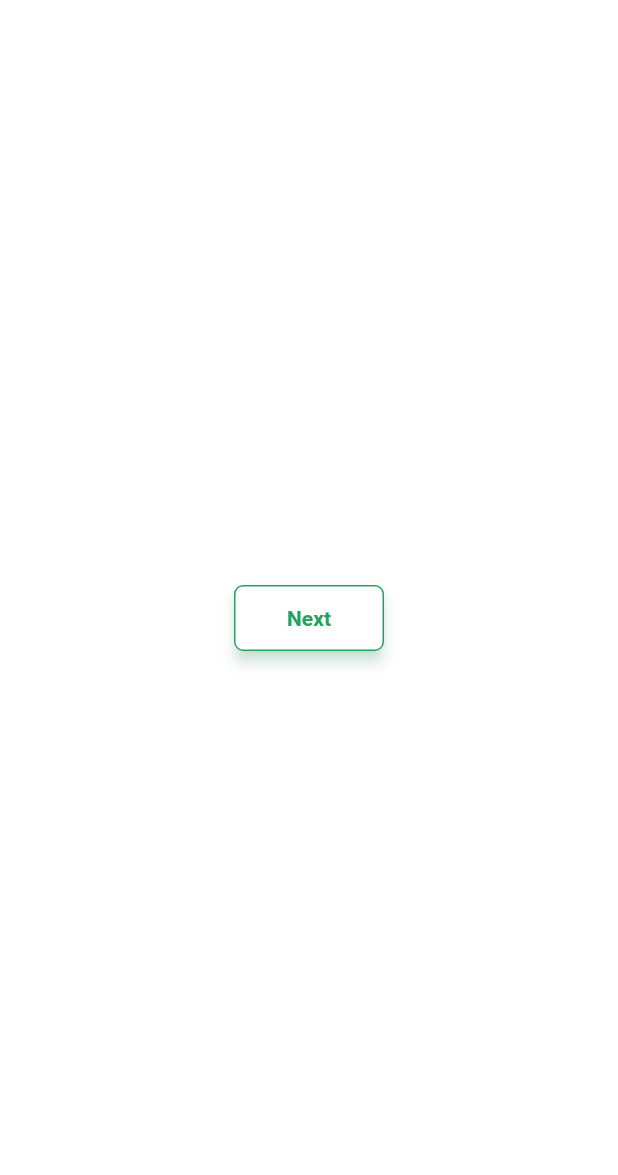
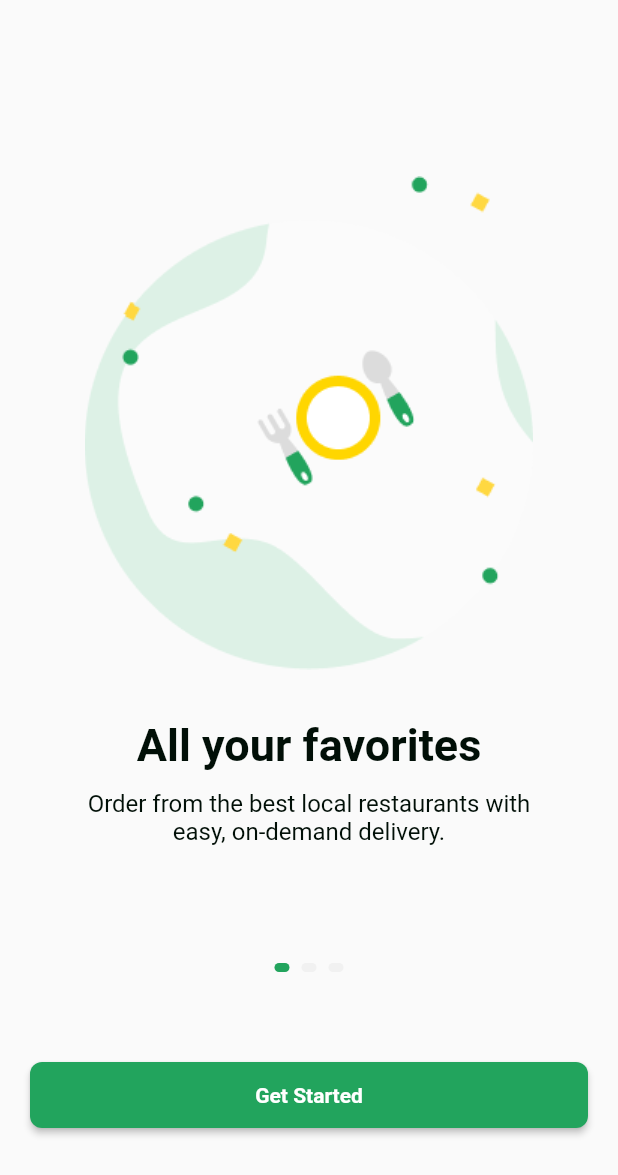
Before and after one commit to dothanhbinh41/food_app, a Flutter app: the screen it shows after launch, on a phone screen of 412 x 824 dp. Shown: the top 1175 px of the screen. Run offline on Flutter 3.47's test engine with Material 2 defaults, Android fonts, the phone set to English and light mode, and no system bars; drawn by our look-alikes of smooth_page_indicator; Roboto replaces fonts that are missing (SF Pro Display).

```diff
--- a/lib/pages/walkthrough.dart
+++ b/lib/pages/walkthrough.dart
@@ -1,17 +1,80 @@
-import 'package:flutter/cupertino.dart';
+import 'package:flutter/material.dart';
 import 'package:food_app/widgets/buttons.dart';
+import 'package:smooth_page_indicator/smooth_page_indicator.dart';
 
 import '../styles/colors.dart';
+import '../widgets/walkthrough_view.dart';
 
-class WalkthroughPage extends StatelessWidget {
+class WalkthroughPage extends StatefulWidget {
   const WalkthroughPage({Key? key}) : super(key: key);
 
   @override
+  State<StatefulWidget> createState() {
+    return WalkthroughState();
+  }
+}
+
+class WalkthroughState extends State<WalkthroughPage> {
+  double? current = 0;
+  PageController controller = PageController();
+  @override
+  void initState() {
+    super.initState();
+    controller.addListener(() {
+      setState(() {
+        current = controller.page;
+        if ((current ?? 0) <= WalkthoughModel.max - 1) {
+          //do something
+        }
+      });
+    });
+    current = 0;
+  }
+
+  @override
   Widget build(BuildContext context) {
-    return Container(
-      height: 48,
-      alignment: Alignment.center,
-      child: SecondaryButton(onPressed: () => {}, text: "Next"),
+    return Scaffold(
+      body: Container(
+        child: PageView.builder(
+          itemCount: WalkthoughModel.max,
+          scrollDirection: Axis.horizontal,
+          controller: controller,
+          itemBuilder: (context, position) {
+            return Transform(
+              transform: Matrix4.identity()..rotateX((current ?? 0) - position),
+              child: WalkthroughView(position),
+            );
+          },
+        ),
+        padding: const EdgeInsets.only(bottom: 260),
+      ),
+      bottomSheet: Wrap(
+        alignment: WrapAlignment.center,
+        children: [
+          SmoothPageIndicator(
+            controller: controller,
+            count: 3,
+            effect: WormEffect(
+                dotWidth: 10,
+                dotHeight: 6,
+                dotColor: ThemeColors.bodyTextColor.withAlpha(20),
+                radius: 4,
+                activeDotColor: ThemeColors.activeColor),
+          ),
+          Container(
+            margin: const EdgeInsets.fromLTRB(20, 60, 20, 72),
+            height: 44,
+            width: MediaQuery.of(context).size.width,
+            child: PrimaryButton(
+                onPressed: () => {
+                      controller.nextPage(
+                          duration: const Duration(seconds: 1),
+                          curve: Curves.ease)
+                    },
+                text: "Get Started"),
+          )
+        ],
+      ),
     );
   }
 }
--- a/lib/widgets/buttons.dart
+++ b/lib/widgets/buttons.dart
@@ -16,7 +16,6 @@ class PrimaryButton extends ElevatedButton {
             shape: RoundedRectangleBorder(
               borderRadius: BorderRadius.circular(8),
             ),
-            minimumSize: const Size(100, Typographies.buttonHeight),
           ),
         );
 }
@@ -35,7 +34,6 @@ class SecondaryButton extends ElevatedButton {
             shape: RoundedRectangleBorder(
               borderRadius: BorderRadius.circular(6),
             ),
-            minimumSize: const Size(100, Typographies.buttonHeight),
             side: const BorderSide(
               width: 1,
               color: ThemeColors.activeColor,
--- /dev/null
+++ b/lib/widgets/walkthrough_view.dart
@@ -0,0 +1,82 @@
+import 'package:flutter/cupertino.dart';
+import '../styles/typographies.dart';
+
+class WalkthoughModel {
+  String? title;
+  String? description;
+  String? image;
+  int position;
+  WalkthoughModel(this.position) {
+    title = titles[position];
+    description = des[position];
+    image = images[position];
+  }
+  static final max = titles.length;
+
+  static const titles = [
+    "All your favorites",
+    "Free delivery offers",
+    "Choose your food"
+  ];
+
+  static const images = [
+    "assets/images/walkthrough1.png",
+    "assets/images/walkthrough2.png",
+    "assets/images/walkthrough3.png",
+  ];
+
+  static const des = [
+    "Order from the best local restaurants with easy, on-demand delivery.",
+    "Free delivery for new customers via Apple Pay and others payment methods.",
+    "Easily find your type of food craving and you’ll get delivery in wide range."
+  ];
+}
+
+// ignore: must_be_immutable
+class WalkthroughView extends StatelessWidget {
+  int position;
+  WalkthoughModel? model;
+  WalkthroughView(this.position, {Key? key}) : super(key: key) {
+    model = WalkthoughModel(position);
+  }
+
+  @override
+  Widget build(BuildContext context) {
+    return Stack(
+      alignment: Alignment.bottomCenter,
+      children: [
+        Center(
+          child: Container(
+            margin: const EdgeInsets.only(left: 20, right: 20),
+            width: 300,
+            child: Image.asset(model!.image ?? ""),
+          ),
+        ),
+        Column(
+          children: [
+            Expanded(
+              child: Container(),
+            ),
+            Container(
+              margin: const EdgeInsets.fromLTRB(40, 32, 40, 0),
+              child: Text(
+                model!.title ?? "",
+                textAlign: TextAlign.center,
+                style: Typographies.headlineDartText,
+              ),
+            ),
+            Container(
+              margin: const EdgeInsets.fromLTRB(40, 12, 40, 0),
+              child: Text(
+                model!.description ?? "",
+                textAlign: TextAlign.center,
+                softWrap: true,
+                style: Typographies.bodyDartText,
+              ),
+            ),
+          ],
+        )
+      ],
+    );
+  }
+}
```
Also changed, not shown: pubspec.yaml (+4 -32 lines), assets/images/walkthrough1.png (added), assets/images/walkthrough2.png (added), assets/images/walkthrough3.png (added), pubspec.lock.
